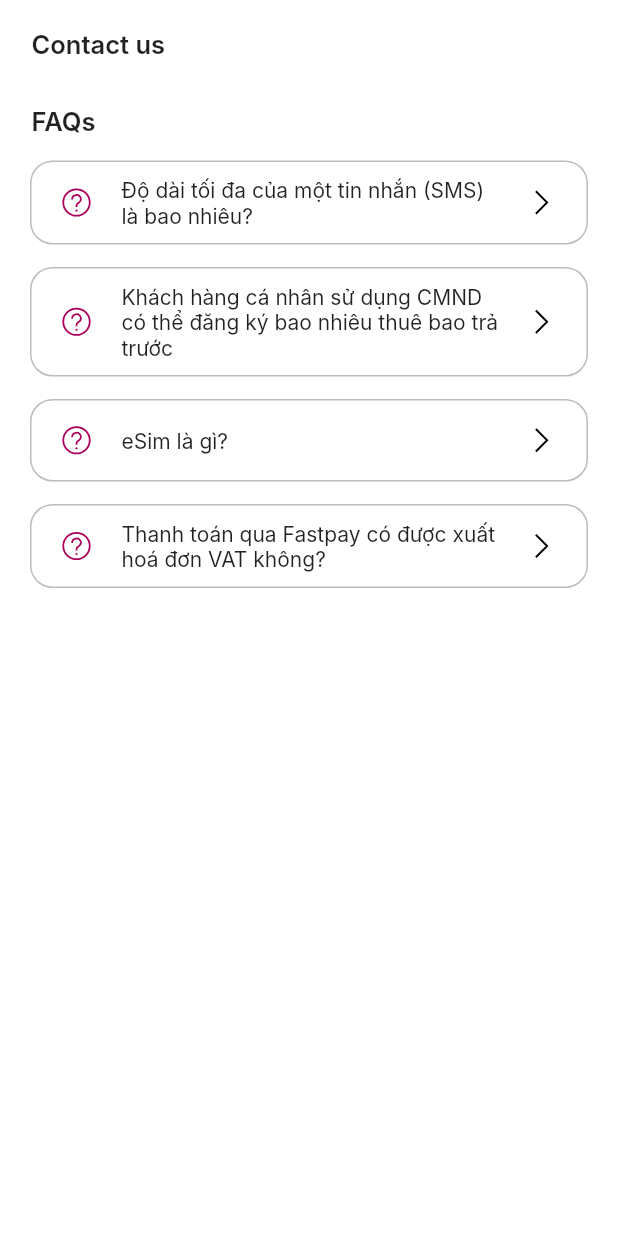
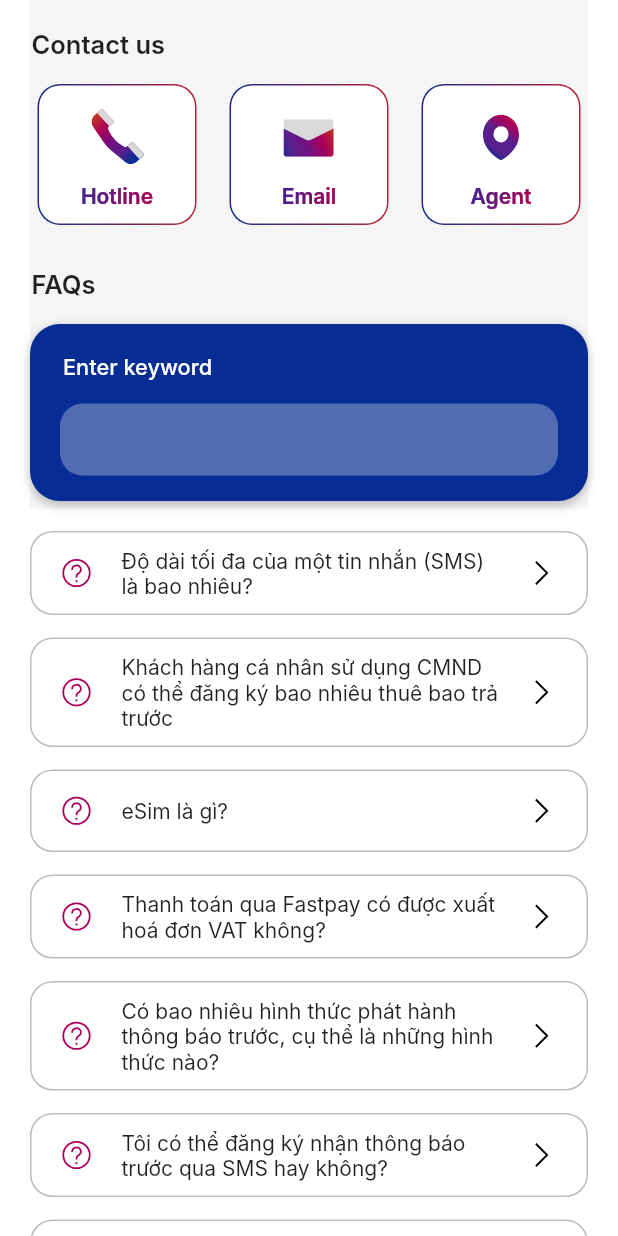
Before and after one commit to hnq-jan8/fpt-first-app, a Flutter app: the HelpScreen screen opened directly, on a phone screen of 412 x 824 dp. Run offline on Flutter 3.47's test engine with Material 2 defaults, Android fonts, the phone set to English and light mode, and no system bars; our stand-ins replace flutter_native_splash, flutter_svg; generated files the repository leaves out were written again; Roboto replaces fonts that are missing (Inter).

Commit message:
Done Help_screen with search box

```diff
--- a/lib/l10n/app_en.arb
+++ b/lib/l10n/app_en.arb
@@ -71,5 +71,9 @@
   "trungTamBaoMat": "Security center",
   "khuyenMaiVaQuaTang": "Promotion and gift",
   "lienHeVoiChungToi": "Contact us",
-  "cacCauHoiThuongGap": "FAQs"
+  "cacCauHoiThuongGap": "FAQs",
+  "nhapTuKhoa": "Enter keyword",
+  "hotline": "Hotline",
+  "email": "Email",
+  "daiLy": "Agent"
 }
--- a/lib/l10n/app_vi.arb
+++ b/lib/l10n/app_vi.arb
@@ -71,5 +71,9 @@
   "trungTamBaoMat": "Trung tâm bảo mật",
   "khuyenMaiVaQuaTang": "Khuyến mãi và quà tặng",
   "lienHeVoiChungToi": "Liên hệ với chúng tôi",
-  "cacCauHoiThuongGap": "Các câu hỏi thường gặp"
+  "cacCauHoiThuongGap": "Các câu hỏi thường gặp",
+  "nhapTuKhoa": "Nhập từ khóa",
+  "hotline": "Hotline",
+  "email": "Email",
+  "daiLy": "Đại lý"
 }
--- a/lib/routes/help/help_screen.dart
+++ b/lib/routes/help/help_screen.dart
@@ -1,6 +1,8 @@
 import 'package:flutter/material.dart';
 
 import 'package:next_app/constants/string_const.dart';
+import 'package:next_app/routes/help/widgets/faq_search.dart';
+import 'package:next_app/routes/help/widgets/gradient_column_button.dart';
 import 'package:next_app/widgets/buttons/cell_button.dart';
 import 'package:next_app/theme/assets.dart';
 import 'package:next_app/theme/theme_colors.dart';
@@ -25,16 +27,42 @@ class _HelpScreenState extends State<HelpScreen> {
 
   ScrollController? _scrollController;
 
+  TextEditingController? _searchController;
+
   List<String> faqs = [
     'Độ dài tối đa của một tin nhắn (SMS) là bao nhiêu?',
     'Khách hàng cá nhân sử dụng CMND có thể đăng ký bao nhiêu thuê bao trả trước',
     'eSim là gì?',
     'Thanh toán qua Fastpay có được xuất hoá đơn VAT không?',
+    'Có bao nhiêu hình thức phát hành thông báo trước, cụ thể là những hình thức nào?',
+    'Tôi có thể đăng ký nhận thông báo trước qua SMS hay không?',
+    'Làm thế nào để chuyển chủ quyền SIM?'
   ];
+
+  List _searchResult = [];
+
+  void updateSearchResult(String query) {
+    List<String> result = [];
+    query = query.trim();
+
+    for (String question in faqs) {
+      if (question.toLowerCase().contains(query.toLowerCase())) {
+        result.add(question);
+      }
+    }
+
+    setState(() {
+      _searchResult = result;
+    });
+  }
 
   @override
   void initState() {
     super.initState();
+
+    _searchResult = faqs;
+
+    _searchController = TextEditingController();
     _scrollController = ScrollController()
       ..addListener(() => setState(() {
             headerColor = _scrollController!.offset > 15
@@ -46,6 +74,7 @@ class _HelpScreenState extends State<HelpScreen> {
   @override
   void dispose() {
     _scrollController!.dispose();
+    _searchController!.dispose();
     super.dispose();
   }
 
@@ -61,11 +90,15 @@ class _HelpScreenState extends State<HelpScreen> {
         backgroundColor: headerColor,
       ),
       extendBodyBehindAppBar: true,
-      body: Padding(
-        padding: const EdgeInsets.symmetric(horizontal: 20),
-        child: SingleChildScrollView(
+      body: SingleChildScrollView(
         controller: _scrollController,
         physics: const BouncingScrollPhysics(),
+        child: Padding(
+          padding: const EdgeInsets.symmetric(horizontal: 20),
+          child: Column(
+            children: [
+              Container(
+                color: ThemeColors.background,
                 child: Column(
                   crossAxisAlignment: CrossAxisAlignment.start,
                   children: [
@@ -83,6 +116,40 @@ class _HelpScreenState extends State<HelpScreen> {
                         ),
                       ),
                     ),
+                    Row(
+                      mainAxisAlignment: MainAxisAlignment.spaceBetween,
+                      children: [
+                        Expanded(
+                          child: GradientColumnButton(
+                            onPressed: () {
+                              debugPrint('Pressed 1');
+                            },
+                            title: StringConst.get(context)!.hotline,
+                            svgAsset: Assets.icon_phone_gradient,
+                          ),
+                        ),
+                        const SizedBox(width: 12),
+                        Expanded(
+                          child: GradientColumnButton(
+                            onPressed: () {
+                              debugPrint('Pressed 2');
+                            },
+                            title: StringConst.get(context)!.email,
+                            svgAsset: Assets.icon_email_gradient,
+                          ),
+                        ),
+                        const SizedBox(width: 12),
+                        Expanded(
+                          child: GradientColumnButton(
+                            onPressed: () {
+                              debugPrint('Pressed 3');
+                            },
+                            title: StringConst.get(context)!.daiLy,
+                            svgAsset: Assets.icon_position_gradient,
+                          ),
+                        ),
+                      ],
+                    ),
                     Container(
                       margin: const EdgeInsets.only(
                         top: 30,
@@ -96,11 +163,29 @@ class _HelpScreenState extends State<HelpScreen> {
                         ),
                       ),
                     ),
-              for (String question in faqs)
+                    FAQSearchBox(
+                      onChanged: (String query) => updateSearchResult(query),
+                      searchController: _searchController,
+                    ),
+                  ],
+                ),
+              ),
+              AnimatedSize(
+                duration: const Duration(milliseconds: 200),
+                curve: Curves.easeInOut,
+                child: SizedBox(
+                  width: double.infinity,
+                  child: Column(
+                    children: [
+                      for (String question in _searchResult)
                         CellButton(
-                  svgIconPath: Assets.question,
+                          svgIconPath: Assets.icon_question,
                           title: question,
                           onPressed: () {},
+                        ),
+                    ],
+                  ),
+                ),
               ),
               const SizedBox(height: 70),
             ],
--- /dev/null
+++ b/lib/routes/help/widgets/faq_search.dart
@@ -0,0 +1,116 @@
+import 'package:flutter/material.dart';
+
+import 'package:next_app/constants/string_const.dart';
+import 'package:next_app/theme/theme_colors.dart';
+
+class FAQSearchBox extends StatefulWidget {
+  const FAQSearchBox({
+    super.key,
+    required TextEditingController? searchController,
+    this.onChanged,
+  }) : _searchController = searchController;
+
+  final TextEditingController? _searchController;
+
+  final Function(String)? onChanged;
+
+  @override
+  State<FAQSearchBox> createState() => _FAQSearchBoxState();
+}
+
+class _FAQSearchBoxState extends State<FAQSearchBox> {
+  FocusNode searchFocusNode = FocusNode();
+
+  @override
+  void initState() {
+    super.initState();
+    searchFocusNode.addListener(() {
+      setState(() {});
+    });
+  }
+
+  @override
+  void dispose() {
+    searchFocusNode.dispose();
+    super.dispose();
+  }
+
+  @override
+  Widget build(BuildContext context) {
+    return Container(
+      margin: const EdgeInsets.only(
+        top: 15,
+        bottom: 5,
+      ),
+      padding: const EdgeInsets.only(
+        left: 20,
+        right: 20,
+        top: 20,
+        bottom: 15,
+      ),
+      width: double.infinity,
+      decoration: BoxDecoration(
+        color: ThemeColors.primaryBlue,
+        borderRadius: BorderRadius.circular(20),
+        boxShadow: const [
+          BoxShadow(
+            color: Colors.black26,
+            blurRadius: 5,
+            offset: Offset(0, 2.5),
+          ),
+        ],
+      ),
+      child: Column(
+        crossAxisAlignment: CrossAxisAlignment.start,
+        children: [
+          Padding(
+            padding: const EdgeInsets.only(left: 2),
+            child: Text(
+              StringConst.get(context)!.nhapTuKhoa,
+              style: const TextStyle(
+                color: ThemeColors.onPrimary,
+                fontSize: 14.5,
+                fontWeight: FontWeight.w500,
+              ),
+            ),
+          ),
+          const SizedBox(height: 15),
+          SizedBox(
+            height: 50,
+            child: TextField(
+              onChanged: widget.onChanged,
+              onTap: widget._searchController != null
+                  ? () => widget._searchController!.selection = TextSelection(
+                        baseOffset: 0,
+                        extentOffset: widget._searchController!.text.length,
+                      )
+                  : null,
+              onTapOutside: (event) => FocusScope.of(context).unfocus(),
+              controller: widget._searchController,
+              focusNode: searchFocusNode,
+              style: TextStyle(
+                color: searchFocusNode.hasFocus
+                    ? ThemeColors.onBackground
+                    : ThemeColors.onPrimary,
+                fontSize: 14.5,
+              ),
+              decoration: InputDecoration(
+                contentPadding: const EdgeInsets.symmetric(horizontal: 12),
+                filled: true,
+                fillColor: searchFocusNode.hasFocus
+                    ? ThemeColors.background
+                    : Colors.white30,
+                border: const OutlineInputBorder(
+                  borderRadius: BorderRadius.all(
+                    Radius.circular(15),
+                  ),
+                  borderSide: BorderSide.none,
+                ),
+              ),
+            ),
+          ),
+        ],
+      ),
+    );
+  }
+}
--- /dev/null
+++ b/lib/routes/help/widgets/gradient_column_button.dart
@@ -0,0 +1,88 @@
+import 'package:flutter/material.dart';
+import 'package:flutter_svg/flutter_svg.dart';
+
+import 'package:next_app/theme/theme_colors.dart';
+
+class GradientColumnButton extends StatefulWidget {
+  const GradientColumnButton({
+    super.key,
+    required this.title,
+    required this.svgAsset,
+    required this.onPressed,
+  });
+
+  final String title;
+  final String svgAsset;
+
+  final VoidCallback? onPressed;
+
+  @override
+  State<GradientColumnButton> createState() => _GradientColumnButtonState();
+}
+
+class _GradientColumnButtonState extends State<GradientColumnButton> {
+  bool isPressed = false;
+
+  @override
+  Widget build(BuildContext context) {
+    return GestureDetector(
+      onTap: widget.onPressed,
+      onTapDown: (details) => setState(() => isPressed = true),
+      onTapCancel: () => setState(() => isPressed = false),
+      onTapUp: (details) => setState(() => isPressed = false),
+      child: Container(
+        padding: const EdgeInsets.all(1),
+        margin: const EdgeInsets.only(
+          top: 15,
+          left: 5,
+          right: 5,
+        ),
+        decoration: BoxDecoration(
+          borderRadius: BorderRadius.circular(15),
+          gradient: const LinearGradient(
+            colors: <Color>[
+              ThemeColors.buttonGradient1,
+              ThemeColors.buttonGradient2,
+            ],
+          ),
+        ),
+        child: Container(
+          alignment: Alignment.center,
+          padding: const EdgeInsets.all(10),
+          decoration: BoxDecoration(
+            borderRadius: BorderRadius.circular(14),
+            color:
+                isPressed ? const Color(0xEDFFFFFF) : const Color(0xFFFFFFFF),
+          ),
+          child: Column(
+            children: [
+              SizedBox(
+                height: 50,
+                child: SvgPicture.asset(
+                  widget.svgAsset,
+                ),
+              ),
+              const SizedBox(height: 5),
+              ShaderMask(
+                shaderCallback: (Rect bounds) => const LinearGradient(
+                  colors: <Color>[
+                    ThemeColors.textGradient1,
+                    ThemeColors.textGradient2,
+                  ],
+                ).createShader(bounds),
+                child: Text(
+                  widget.title,
+                  style: const TextStyle(
+                    fontSize: 14,
+                    fontWeight: FontWeight.w600,
+                    color: Color(0xFFFFFFFF),
+                  ),
+                ),
+              ),
+            ],
+          ),
+        ),
+      ),
+    );
+  }
+}
--- a/lib/routes/home/views/home_screen.dart
+++ b/lib/routes/home/views/home_screen.dart
@@ -52,6 +52,8 @@ class _HomeScreenState extends State<HomeScreen> with TickerProviderStateMixin {
 
   final ScrollController _menuScrollController = ScrollController();
   final ScrollController _adsScrollController = ScrollController();
+
+  final TextEditingController _searchController = TextEditingController();
 
   bool _scrollListener(ScrollNotification info) {
     if (info.metrics.axis == Axis.vertical) {
@@ -133,6 +135,8 @@ class _HomeScreenState extends State<HomeScreen> with TickerProviderStateMixin {
     _menuScrollController.dispose();
     _adsScrollController.dispose();
 
+    _searchController.dispose();
+
     super.dispose();
   }
 
@@ -156,6 +160,7 @@ class _HomeScreenState extends State<HomeScreen> with TickerProviderStateMixin {
       extendBodyBehindAppBar: true,
       backgroundColor: ThemeColors.background,
       appBar: HomeAppBar(
+        searchController: _searchController,
         searchTextColor: searchTextColor,
         backgroundColor: _colorTween.value,
         searchBorderColor: _colorTweenBorder.value,
--- a/lib/routes/login/login.dart
+++ b/lib/routes/login/login.dart
@@ -78,6 +78,7 @@ class _LoginScreenState extends State<LoginScreen> {
           onBack: onBackCustom,
           showBack: buttonSignInVisibility,
           useGradient: false,
+          sigmaValue: 5,
         ),
         body: Stack(
           alignment: Alignment.bottomCenter,
--- a/lib/theme/assets.dart
+++ b/lib/theme/assets.dart
@@ -71,7 +71,12 @@ class Assets {
   static const String icon_security = '${_ICONS_PATH}security.svg';
   static const String icon_gift = '${_ICONS_PATH}gift.svg';
 
-  static const String question = '${_ICONS_PATH}question.svg';
+  static const String icon_question = '${_ICONS_PATH}question.svg';
+
+  static const String icon_phone_gradient = '${_ICONS_PATH}phone_gradient.svg';
+  static const String icon_email_gradient = '${_ICONS_PATH}email_gradient.svg';
+  static const String icon_position_gradient =
+      '${_ICONS_PATH}position_gradient.svg';
 
   // images
   static const String image_intro = '${_IMAGES_PATH}intro.png';
```
Also changed, not shown: lib/routes/account/account_screen.dart (+8 -5 lines), lib/routes/home/home.dart (+8 -10 lines), lib/routes/home/widgets/home_app_bar.dart (+8 -9 lines), lib/routes/settings/setting_screen.dart (+5 -5 lines), lib/widgets/buttons/gradient_button.dart (+8 -12 lines), lib/widgets/header/header.dart (+5 -2 lines), assets/vectors/email_gradient.svg (added), assets/vectors/phone_gradient.svg (added), assets/vectors/position_gradient.svg (added). Lines whose indentation alone changed are shown as unchanged.
